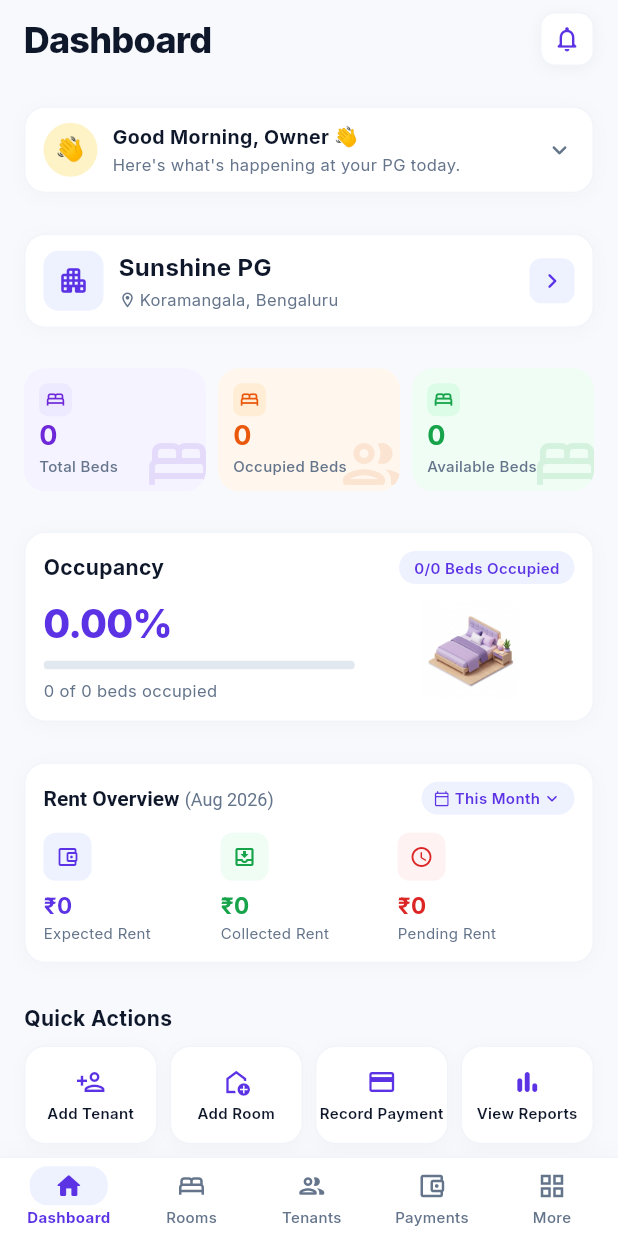
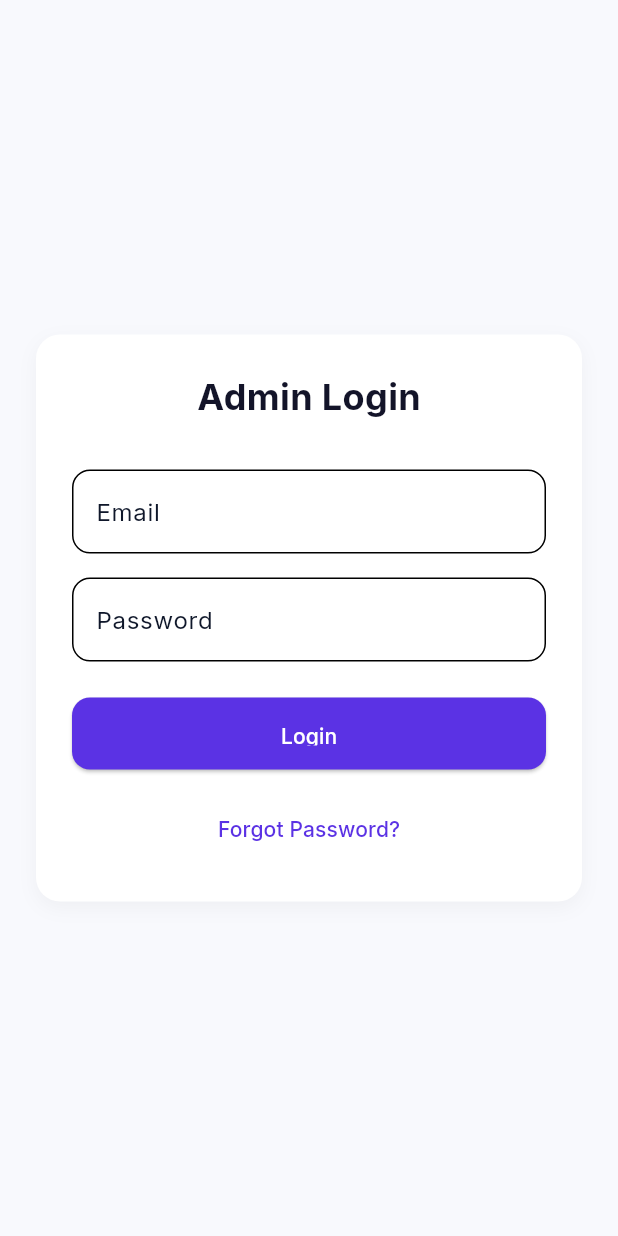
Before and after one commit to remaki-apps/remaki-flutter, a Flutter app: the screen it shows after launch, on a phone screen of 412 x 824 dp. Run offline on Flutter 3.47's test engine with Material 3 defaults, Android fonts, the phone set to English and light mode, and no system bars; our stand-ins replace fl_chart, go_router, google_fonts, shared_preferences; accounts and stored records are empty.

Commit message:
Frontend changes

```diff
--- a/lib/main.dart
+++ b/lib/main.dart
@@ -20,6 +20,8 @@ import 'screens/success_screens.dart';
 import 'screens/available_beds_screen.dart';
 import 'screens/unpaid_tenants_screen.dart';
 import 'screens/add_room_screen.dart';
+import 'screens/admin_login_screen.dart';
+import 'screens/admin_forgot_password_screen.dart';
 
 void main() {
   WidgetsFlutterBinding.ensureInitialized();
@@ -38,8 +40,18 @@ final _shellNavigatorKey = GlobalKey<NavigatorState>();
 
 final router = GoRouter(
   navigatorKey: _rootNavigatorKey,
-  initialLocation: '/',
+  initialLocation: '/admin_login',
   routes: [
+    GoRoute(
+      parentNavigatorKey: _rootNavigatorKey,
+      path: '/admin_login',
+      builder: (context, state) => const AdminLoginScreen(),
+    ),
+    GoRoute(
+      parentNavigatorKey: _rootNavigatorKey,
+      path: '/admin_forgot_password',
+      builder: (context, state) => const AdminForgotPasswordScreen(),
+    ),
     GoRoute(
       parentNavigatorKey: _rootNavigatorKey,
       path: '/add_room',
--- /dev/null
+++ b/lib/screens/admin_login_screen.dart
@@ -0,0 +1,165 @@
+import 'package:flutter/material.dart';
+import 'package:go_router/go_router.dart';
+import 'package:provider/provider.dart';
+import '../providers/app_provider.dart';
+import '../theme/app_theme.dart';
+import '../services/api_service.dart';
+
+class AdminLoginScreen extends StatefulWidget {
+  const AdminLoginScreen({super.key});
+
+  @override
+  State<AdminLoginScreen> createState() => _AdminLoginScreenState();
+}
+
+class _AdminLoginScreenState extends State<AdminLoginScreen> {
+  final _emailController = TextEditingController();
+  final _passwordController = TextEditingController();
+  bool _isLoading = false;
+  String _errorMessage = '';
+
+  Future<void> _login() async {
+    final email = _emailController.text.trim();
+    final password = _passwordController.text.trim();
+
+    if (email.isEmpty || password.isEmpty) {
+      setState(() => _errorMessage = 'Please enter email and password');
+      return;
+    }
+
+    setState(() {
+      _isLoading = true;
+      _errorMessage = '';
+    });
+
+    try {
+      final appProvider = Provider.of<AppProvider>(context, listen: false);
+
+      // Perform GraphQL login
+      final result = await ApiService.performQuery('''
+        mutation AdminCustomLogin(\$input: AdminCustomLoginInput!) {
+          adminCustomLogin(input: \$input) {
+            token
+            user {
+              id
+              email
+              role
+            }
+          }
+        }
+      ''', variables: {
+        'input': {
+          'email': email,
+          'password': password,
+        }
+      });
+
+      final token = result['adminCustomLogin']['token'];
+
+      // Save token in ApiService so future requests use it
+      ApiService.setAuthToken(token);
+
+      // Load initial data
+      await appProvider.loadFromAPI();
+
+      if (mounted) {
+        context.go('/');
+      }
+    } catch (e) {
+      setState(() {
+        _isLoading = false;
+        _errorMessage = 'Login failed: \${e.toString().replaceAll('Exception:', '').trim()}';
+      });
+    }
+  }
+
+  @override
+  Widget build(BuildContext context) {
+    return Scaffold(
+      backgroundColor: const Color(0xFFF8F9FD),
+      body: SafeArea(
+        child: Center(
+          child: SingleChildScrollView(
+            padding: const EdgeInsets.all(24),
+            child: Container(
+              padding: const EdgeInsets.all(24),
+              decoration: BoxDecoration(
+                color: Colors.white,
+                borderRadius: BorderRadius.circular(16),
+                boxShadow: const [
+                  BoxShadow(
+                    color: Color(0x0A000000),
+                    blurRadius: 10,
+                    offset: Offset(0, 4),
+                  )
+                ],
+              ),
+              child: Column(
+                mainAxisSize: MainAxisSize.min,
+                children: [
+                  const Text(
+                    'Admin Login',
+                    style: TextStyle(
+                      fontSize: 24,
+                      fontWeight: FontWeight.bold,
+                      color: AppTheme.textPrimary,
+                    ),
+                  ),
+                  const SizedBox(height: 32),
+                  if (_errorMessage.isNotEmpty) ...[
+                    Container(
+                      padding: const EdgeInsets.all(12),
+                      decoration: BoxDecoration(
+                        color: Colors.red.shade50,
+                        borderRadius: BorderRadius.circular(8),
+                        border: Border.all(color: Colors.red.shade200),
+                      ),
+                      child: Text(
+                        _errorMessage,
+                        style: TextStyle(color: Colors.red.shade700, fontSize: 14),
+                      ),
+                    ),
+                    const SizedBox(height: 16),
+                  ],
+                  TextField(
+                    controller: _emailController,
+                    decoration: InputDecoration(
+                      labelText: 'Email',
+                      border: OutlineInputBorder(borderRadius: BorderRadius.circular(12)),
+                    ),
+                    keyboardType: TextInputType.emailAddress,
+                  ),
+                  const SizedBox(height: 16),
+                  TextField(
+                    controller: _passwordController,
+                    decoration: InputDecoration(
+                      labelText: 'Password',
+                      border: OutlineInputBorder(borderRadius: BorderRadius.circular(12)),
+                    ),
+                    obscureText: true,
+                  ),
+                  const SizedBox(height: 24),
+                  SizedBox(
+                    width: double.infinity,
+                    height: 48,
+                    child: ElevatedButton(
+                      onPressed: _isLoading ? null : _login,
+                      child: _isLoading
+                          ? const SizedBox(width: 24, height: 24, child: CircularProgressIndicator(color: Colors.white, strokeWidth: 2))
+                          : const Text('Login'),
+                    ),
+                  ),
+                  const SizedBox(height: 16),
+                  TextButton(
+                    onPressed: () => context.push('/admin_forgot_password'),
+                    child: const Text('Forgot Password?'),
+                  ),
+                ],
+              ),
+            ),
+          ),
+        ),
+      ),
+    );
+  }
+}
--- a/lib/services/api_service.dart
+++ b/lib/services/api_service.dart
@@ -5,14 +5,25 @@ class ApiService {
   static const String _baseUrl = 'https://remaki-backend.onrender.com/graphql';
   // Note: Appending /graphql as this is a GraphQL backend
 
+  static String? _token;
+
+  static void setAuthToken(String token) {
+    _token = token;
+  }
+
   static Future<Map<String, dynamic>> performQuery(String query, {Map<String, dynamic>? variables}) async {
     try {
+      final headers = <String, String>{
+        'Content-Type': 'application/json',
+      };
+
+      if (_token != null) {
+        headers['Authorization'] = 'Bearer $_token';
+      }
+
       final response = await http.post(
         Uri.parse(_baseUrl),
-        headers: {
-          'Content-Type': 'application/json',
-          // 'Authorization': 'Bearer YOUR_TOKEN', // If auth is implemented
-        },
+        headers: headers,
         body: jsonEncode({
           'query': query,
           'variables': variables ?? {},
```
Also changed, not shown: lib/screens/admin_forgot_password_screen.dart (added, +190 -0 lines).
